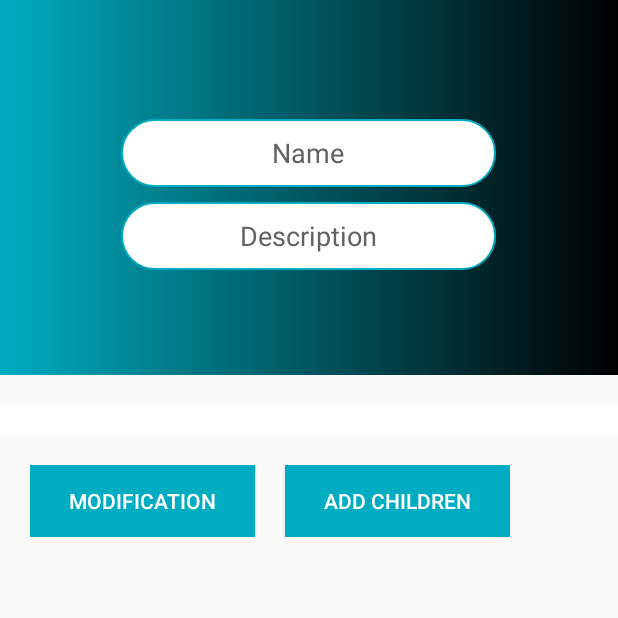
After one commit to Kahina-75/Taskand, an Android app: the ModiFieldActivity screen opened directly, with no data from a screen before it, on a phone screen of 412 x 824 dp, the top half of it. The commit adds this screen. Run offline under Robolectric (Android 15) with nearby library versions, the phone set to English and light mode, and no system bars.

Commit message:
Ajout des sous taches et les afficher dans TaskDescriptorAcitvity+Création ModiFieldActivity

```diff
--- /dev/null
+++ b/Taskand/app/src/main/java/com/example/taskand/ModiFieldActivity.java
@@ -0,0 +1,41 @@
+package com.example.taskand;
+
+import androidx.appcompat.app.AppCompatActivity;
+
+import android.content.Intent;
+import android.os.Bundle;
+import android.view.View;
+import android.widget.Button;
+import android.widget.EditText;
+
+public class ModiFieldActivity extends AppCompatActivity {
+    Button addSon;
+    String nomTask = "";
+    String descripTask = "";
+    EditText name,descrip;
+    @Override
+    protected void onCreate(Bundle savedInstanceState) {
+        super.onCreate(savedInstanceState);
+        setContentView(R.layout.activity_modi_field);
+        Intent intent = getIntent();
+        name = findViewById(R.id.nameEdit);
+        descrip=findViewById(R.id.descripEdit);
+        if (intent.hasExtra("description")){
+            descripTask = intent.getStringExtra("description");}
+        if (intent.hasExtra("nom")){
+            nomTask = intent.getStringExtra("nom");}
+        name.setText(nomTask);
+        descrip.setText(descripTask);
+        addSon = findViewById(R.id.SonTask);
+        addSon.setOnClickListener(new View.OnClickListener() {
+            @Override
+            public void onClick(View v) {
+                Intent i = new Intent(getApplicationContext(), MakeTaskActivity.class);
+                //i.putExtra("taskType","SON");
+                i.putExtra("nameFather", nomTask);
+                startActivity(i);
+
+            }
+        });
+    }
+}
--- a/Taskand/app/src/main/java/com/example/taskand/TaskDescriptor.java
+++ b/Taskand/app/src/main/java/com/example/taskand/TaskDescriptor.java
@@ -14,9 +14,11 @@ public interface TaskDescriptor {
     boolean isCompleted();
     void addChild(Task task);
     boolean hasChilds();
+    String getFatherName();
 
     TaskDescriptor name(String name);
     TaskDescriptor description(String description);
+    TaskDescriptor FatherName(String fatherName);
     TaskDescriptor finalDate(Date finalDate);
     TaskDescriptor startingDate(String startingDate);
     TaskDescriptor priority(int priority);
--- /dev/null
+++ b/Taskand/app/src/main/res/drawable-anydpi/bt_border.xml
@@ -0,0 +1,18 @@
+<?xml version="1.0" encoding="utf-8"?>
+<selector xmlns:android="http://schemas.android.com/apk/res/android">
+
+    <item android:state_pressed="true">
+        <shape android:shape="rectangle">
+            <solid android:color="@android:color/white"/>
+            <corners android:radius="100dp"/>
+        </shape>
+    </item>
+
+    <item>
+        <shape android:shape="rectangle">
+            <solid android:color="@android:color/white"/>
+            <corners android:radius="100dp"/>
+            <stroke android:color="@color/colorPrimary" android:width="1dp"/>
+        </shape>
+    </item>
+</selector>
--- /dev/null
+++ b/Taskand/app/src/main/res/drawable/background.xml
@@ -0,0 +1,12 @@
+<?xml version="1.0" encoding="utf-8"?>
+<selector xmlns:android="http://schemas.android.com/apk/res/android">
+
+
+    <item>
+        <shape android:shape="rectangle">
+            <gradient android:startColor="@color/colorPrimary"
+                android:endColor="@android:color/black"/>
+
+        </shape>
+    </item>
+</selector>
--- /dev/null
+++ b/Taskand/app/src/main/res/layout/activity_modi_field.xml
@@ -0,0 +1,86 @@
+<?xml version="1.0" encoding="utf-8"?>
+<LinearLayout xmlns:android="http://schemas.android.com/apk/res/android"
+    xmlns:app="http://schemas.android.com/apk/res-auto"
+    xmlns:tools="http://schemas.android.com/tools"
+    android:layout_width="match_parent"
+    android:layout_height="match_parent"
+    tools:context=".ModiFieldActivity"
+    android:orientation="vertical">
+    <RelativeLayout
+        android:layout_width="match_parent"
+        android:layout_height="match_parent"
+        >
+        <LinearLayout
+            android:layout_width="match_parent"
+            android:layout_height="250dp"
+            android:orientation="vertical"
+            android:id="@+id/layout1"
+            android:gravity="center"
+            android:background="@drawable/background">
+            <EditText
+                android:id="@+id/nameEdit"
+                android:layout_width="250dp"
+                android:layout_height="45dp"
+                android:hint="Name"
+                android:gravity="center"
+                android:background="@drawable/bt_border"
+                android:padding="8dp"
+                android:textColorHint="#626262"
+                android:layout_marginTop="10dp"/>
+            <EditText
+                android:id="@+id/descripEdit"
+                android:layout_width="250dp"
+                android:layout_height="45dp"
+                android:hint="Description"
+                android:gravity="center"
+                android:background="@drawable/bt_border"
+                android:padding="8dp"
+                android:textColorHint="#626262"
+                android:layout_marginTop="10dp"/>
+        </LinearLayout>
+        <LinearLayout
+            android:layout_width="match_parent"
+            android:layout_height="wrap_content"
+            android:layout_below="@id/layout1"
+            android:layout_marginTop="20dp"
+            android:background="@android:color/white"
+            android:id="@+id/layout2">
+            <ListView
+                android:layout_width="match_parent"
+                android:layout_height="wrap_content"
+                tools:layout_editor_absoluteX="1dp"
+                tools:layout_editor_absoluteY="430dp"
+                android:layout_below="@+id/descrip"
+                android:layout_marginTop="20dp"
+                android:id="@+id/listChildren"/>
+        </LinearLayout>
+        <LinearLayout
+            android:layout_width="wrap_content"
+            android:layout_height="wrap_content"
+            android:padding="20dp"
+            android:layout_gravity="center"
+            android:orientation="horizontal"
+            android:layout_below="@+id/layout2">
+
+            <Button
+                android:id="@+id/modif"
+                android:layout_width="150dp"
+                android:layout_height="wrap_content"
+                android:text="Modification"
+                android:background="@color/colorPrimary"
+                android:textColor="@android:color/white"
+                android:layout_marginRight="10dp"
+                />
+
+            <Button
+                android:id="@+id/SonTask"
+                android:layout_width="150dp"
+                android:layout_height="wrap_content"
+                android:text="ADD Children"
+                android:layout_marginLeft="10dp"
+                android:background="@color/colorPrimary"
+                android:textColor="@android:color/white"/>
+        </LinearLayout>
+    </RelativeLayout>
+
+</LinearLayout>
--- a/Taskand/app/src/main/res/layout/activity_task_list.xml
+++ b/Taskand/app/src/main/res/layout/activity_task_list.xml
@@ -20,7 +20,7 @@ tools:context=".TaskListActivity" >
 </ListView>
     </LinearLayout>
     <com.google.android.material.floatingactionbutton.FloatingActionButton
-        android:id="@+id/fab"
+        android:id="@+id/add"
         android:layout_width="wrap_content"
         android:layout_height="wrap_content"
         android:layout_gravity="bottom|end"
--- a/Taskand/app/src/main/res/values/colors.xml
+++ b/Taskand/app/src/main/res/values/colors.xml
@@ -1,6 +1,6 @@
 <?xml version="1.0" encoding="utf-8"?>
 <resources>
     <color name="colorPrimary">#00ACC1</color>
-    <color name="colorPrimaryDark">#00574B</color>
+    <color name="colorPrimaryDark">#FECE2F</color>
     <color name="colorAccent">#D81B60</color>
 </resources>
```
Also changed, not shown: Taskand/app/src/main/AndroidManifest.xml (+15 -6 lines), Taskand/app/src/main/java/com/example/taskand/MakeTaskActivity.java (+14 -0 lines), Taskand/app/src/main/java/com/example/taskand/Task.java (+12 -1 lines), Taskand/app/src/main/java/com/example/taskand/TaskDescriptorActivity.java (+86 -3 lines), Taskand/app/src/main/java/com/example/taskand/TaskListActivity.java (+7 -7 lines), Taskand/app/src/main/res/layout/activity_task_descriptor.xml (+28 -20 lines).
